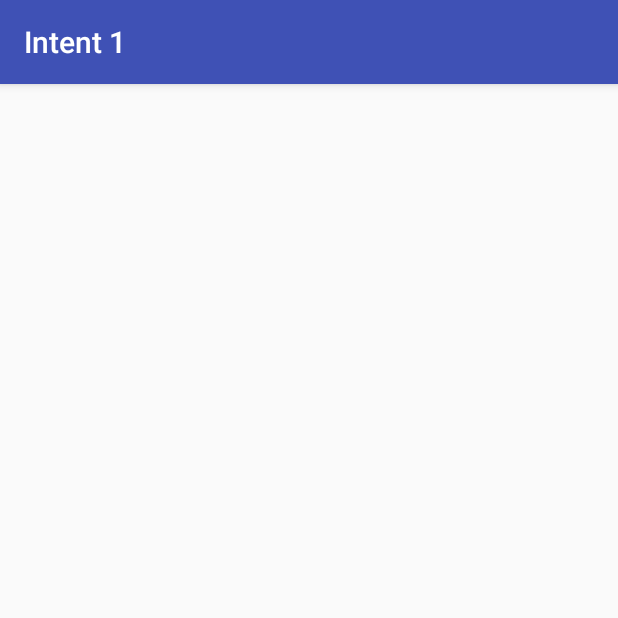
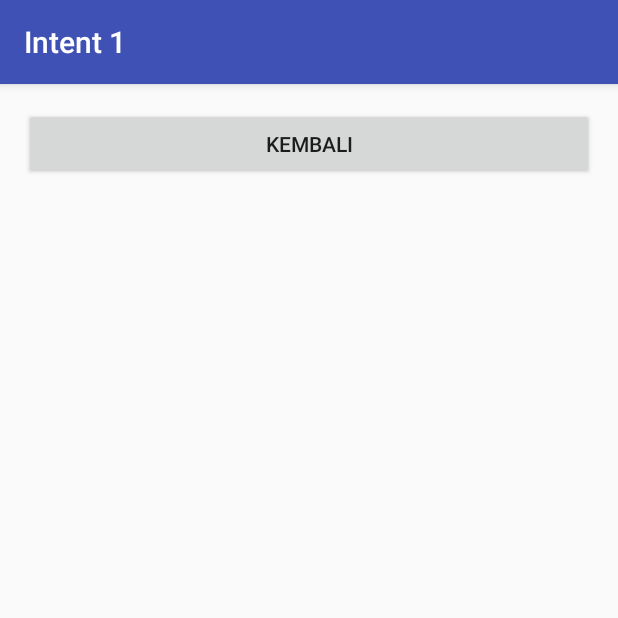
Before and after one commit to aulinarj/Intent1, an Android app: the HasilActivity screen opened directly, with no data from a screen before it, on a phone screen of 412 x 824 dp, the top half of it. Run offline under Robolectric (Android 15) with nearby library versions, the phone set to English and light mode, and no system bars.

```diff
--- a/app/src/main/java/id/sch/smktelkom_mlg/learn/intent1/HasilActivity.java
+++ b/app/src/main/java/id/sch/smktelkom_mlg/learn/intent1/HasilActivity.java
@@ -2,6 +2,7 @@ package id.sch.smktelkom_mlg.learn.intent1;
 
 import android.os.Bundle;
 import android.support.v7.app.AppCompatActivity;
+import android.view.View;
 
 public class HasilActivity extends AppCompatActivity {
 
@@ -9,5 +10,11 @@ public class HasilActivity extends AppCompatActivity {
     protected void onCreate(Bundle savedInstanceState) {
         super.onCreate(savedInstanceState);
         setContentView(R.layout.activity_hasil);
+        findViewById(R.id.buttonBack).setOnClickListener(new View.OnClickListener() {
+            @Override
+            public void onClick(View v) {
+                onBackPressed();
+            }
+        });
     }
 }
--- a/app/src/main/res/layout/activity_hasil.xml
+++ b/app/src/main/res/layout/activity_hasil.xml
@@ -1,5 +1,5 @@
 <?xml version="1.0" encoding="utf-8"?>
-<RelativeLayout xmlns:android="http://schemas.android.com/apk/res/android"
+<LinearLayout xmlns:android="http://schemas.android.com/apk/res/android"
     xmlns:tools="http://schemas.android.com/tools"
     android:layout_width="match_parent"
     android:layout_height="match_parent"
@@ -9,4 +9,10 @@
     android:paddingTop="@dimen/activity_vertical_margin"
     tools:context="id.sch.smktelkom_mlg.learn.intent1.HasilActivity">
 
-</RelativeLayout>
+    <Button
+        android:id="@+id/buttonBack"
+        android:layout_width="match_parent"
+        android:layout_height="wrap_content"
+        android:singleLine="false"
+        android:text="kembali" />
+</LinearLayout>
--- a/app/src/main/res/layout/activity_main.xml
+++ b/app/src/main/res/layout/activity_main.xml
@@ -17,7 +17,7 @@
 
     <Button
         android:id="@+id/buttonHitung"
-        android:layout_width="wrap_content"
+        android:layout_width="match_parent"
         android:layout_height="wrap_content"
         android:text="hitung" />
 
```
